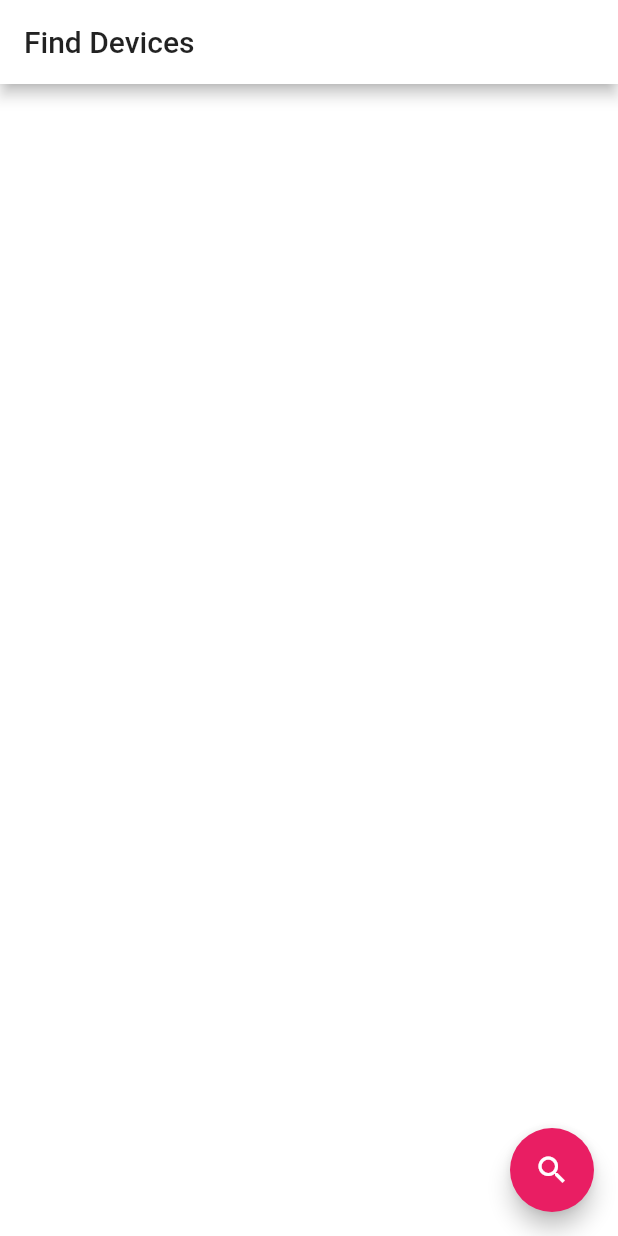
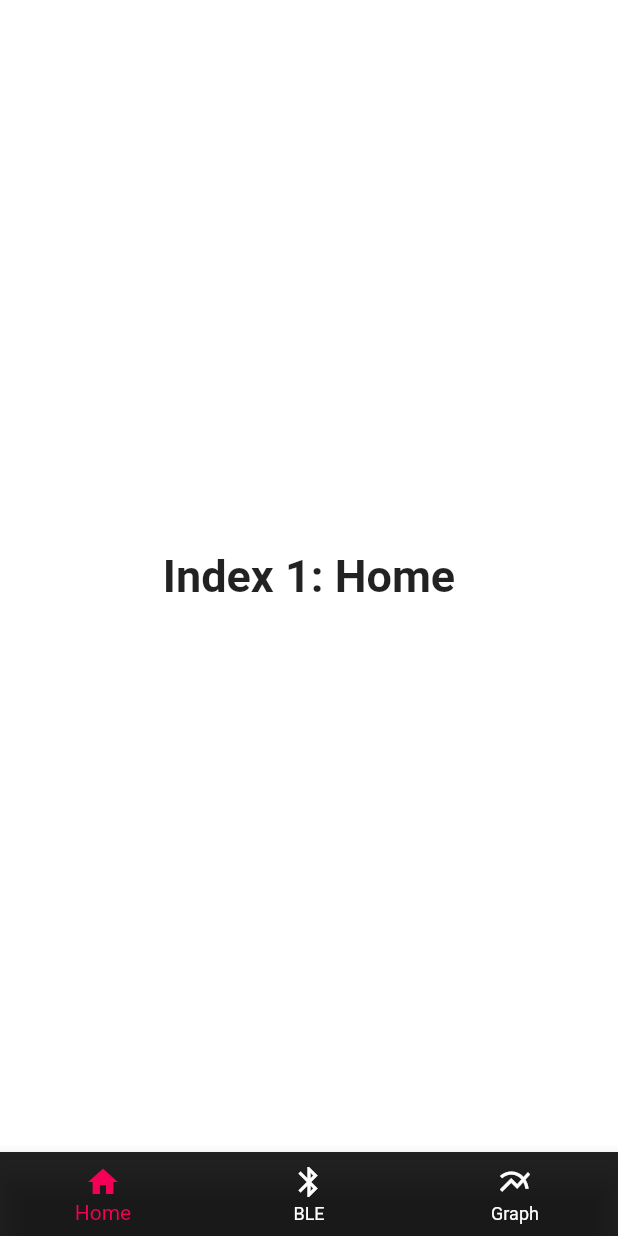
Before and after one commit to zaitera/Glove-Reader-Flutter, a Flutter app: the screen it shows after launch, on a phone screen of 412 x 824 dp. Run offline on Flutter 3.47's test engine with Material 2 defaults, Android fonts, the phone set to English and light mode, and no system bars; our stand-ins replace csv, flutter_blue, permission_handler.

Commit message:
menu added

```diff
--- a/lib/components/CharacteristicTile/CharacteristicTile.dart
+++ b/lib/components/CharacteristicTile/CharacteristicTile.dart
@@ -34,7 +34,7 @@ class CharacteristicTile extends StatelessWidget {
                 Text('Characteristic'),
                 Text(
                     '0x${characteristic.uuid.toString().toUpperCase().substring(4, 8)}',
-                    style: Theme.of(context).textTheme.body1.copyWith(
+                    style: Theme.of(context).textTheme.bodyText2.copyWith(
                         color: Theme.of(context).textTheme.caption.color))
               ],
             ),
--- a/lib/components/DescriptorTile/DescriptorTile.dart
+++ b/lib/components/DescriptorTile/DescriptorTile.dart
@@ -21,7 +21,7 @@ class DescriptorTile extends StatelessWidget {
           Text('0x${descriptor.uuid.toString().toUpperCase().substring(4, 8)}',
               style: Theme.of(context)
                   .textTheme
-                  .body1
+                  .bodyText2
                   .copyWith(color: Theme.of(context).textTheme.caption.color))
         ],
       ),
--- a/lib/components/ServiceTile/ServiceTile.dart
+++ b/lib/components/ServiceTile/ServiceTile.dart
@@ -21,7 +21,7 @@ class ServiceTile extends StatelessWidget {
             Text('0x${service.uuid.toString().toUpperCase().substring(4, 8)}',
                 style: Theme.of(context)
                     .textTheme
-                    .body1
+                    .bodyText2
                     .copyWith(color: Theme.of(context).textTheme.caption.color))
           ],
         ),
--- /dev/null
+++ b/lib/components/menu/menu.dart
@@ -0,0 +1,89 @@
+import 'package:flutter/material.dart';
+import 'package:flutter_blue/flutter_blue.dart';
+
+import 'package:glove_reader/screens/BluetoothOffScreen/BluetoothOffScreen.dart';
+import 'package:glove_reader/screens/FindDevicesScreen/FindDevicesScreen.dart';
+
+/// This is the stateful widget that the main application instantiates.
+class Menu extends StatefulWidget {
+  Menu({Key key}) : super(key: key);
+
+  @override
+  _MenuState createState() => _MenuState();
+}
+
+/// This is the private State class that goes with Menu.
+class _MenuState extends State<Menu> {
+  int _selectedIndex = 0;
+  static const TextStyle optionStyle =
+      TextStyle(fontSize: 30, fontWeight: FontWeight.bold);
+
+  static List<Widget> _widgetOptions = <Widget>[
+    Text(
+      'Index 1: Home',
+      style: optionStyle,
+    ),
+    StreamBuilder<BluetoothState>(
+        stream: FlutterBlue.instance.state.asBroadcastStream(
+          onListen: (subscription) {
+            return;
+          },
+          onCancel: (subscription) {
+            return;
+          },
+        ),
+        initialData: BluetoothState.unknown,
+        builder: (c, snapshot) {
+          final state = snapshot.data;
+          if (state == BluetoothState.on) {
+            return FindDevicesScreen();
+          }
+          return BluetoothOffScreen(state: state);
+        }),
+    Text(
+      'Index 2: Chart',
+      style: optionStyle,
+    ),
+  ];
+
+  // void _blueToothState(isItOn) {
+  //   setState(() {
+  //     _isBluetoothOn = isItOn;
+  //   });
+  // }
+
+  void _onItemTapped(int index) {
+    setState(() {
+      _selectedIndex = index;
+    });
+  }
+
+  @override
+  Widget build(BuildContext context) {
+    return Scaffold(
+      body: Center(
+        child: _widgetOptions.elementAt(_selectedIndex),
+      ),
+      bottomNavigationBar: BottomNavigationBar(
+        items: const <BottomNavigationBarItem>[
+          BottomNavigationBarItem(
+            icon: Icon(Icons.home),
+            label: 'Home',
+          ),
+          BottomNavigationBarItem(
+            icon: Icon(Icons.bluetooth),
+            label: 'BLE',
+          ),
+          BottomNavigationBarItem(
+            icon: Icon(Icons.multiline_chart),
+            label: 'Graph',
+          ),
+        ],
+        currentIndex: _selectedIndex,
+        selectedItemColor: Colors.pinkAccent[400],
+        unselectedItemColor: Colors.white,
+        onTap: _onItemTapped,
+      ),
+    );
+  }
+}
--- a/lib/main.dart
+++ b/lib/main.dart
@@ -3,10 +3,8 @@
 // BSD-style license that can be found in the LICENSE file.
 
 import 'package:flutter/material.dart';
-import 'package:flutter_blue/flutter_blue.dart';
+import 'package:glove_reader/components/menu/menu.dart';
 import 'package:glove_reader/themes/style.dart';
-import 'package:glove_reader/screens/BluetoothOffScreen/BluetoothOffScreen.dart';
-import 'package:glove_reader/screens/FindDevicesScreen/FindDevicesScreen.dart';
 
 void main() {
   runApp(FlutterBlueApp());
@@ -17,17 +15,8 @@ class FlutterBlueApp extends StatelessWidget {
   Widget build(BuildContext context) {
     return MaterialApp(
       theme: appTheme(),
-      // color: Colors.lightBlue,
-      home: StreamBuilder<BluetoothState>(
-          stream: FlutterBlue.instance.state,
-          initialData: BluetoothState.unknown,
-          builder: (c, snapshot) {
-            final state = snapshot.data;
-            if (state == BluetoothState.on) {
-              return FindDevicesScreen();
-            }
-            return BluetoothOffScreen(state: state);
-          }),
+      title: 'Glove Reader',
+      home: Menu(),
     );
   }
 }
--- a/lib/themes/style.dart
+++ b/lib/themes/style.dart
@@ -8,6 +8,6 @@ ThemeData appTheme() {
     dividerColor: Colors.white,
     buttonColor: Colors.white,
     scaffoldBackgroundColor: Colors.white,
-    canvasColor: Colors.black,
+    canvasColor: Colors.black87,
   );
 }
```
Also changed, not shown: 2 other files.
